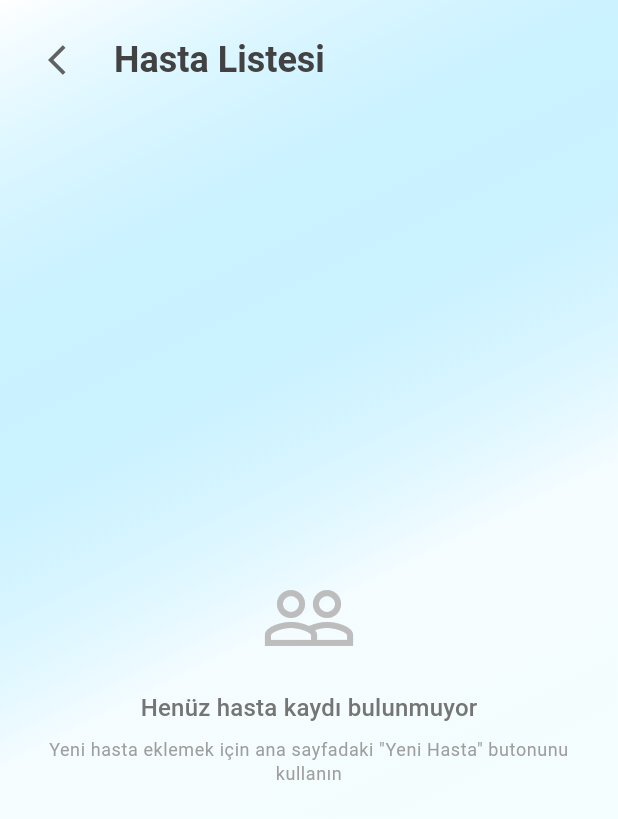
After one commit to AhmetOzgul/plasti-choose, a Flutter app: the ProfessorHomePage screen opened by its route, after a tap on "Hastalar", on a phone screen of 412 x 824 dp. The commit adds this screen. Shown: the top 819 px of the screen. Run offline on Flutter 3.47's test engine with Material 3 defaults, Android fonts, the phone set to English and light mode, and no system bars; our stand-ins replace cloud_firestore, firebase_auth, firebase_core, firebase_storage, flutter_dotenv, get_it and 2 more; accounts and stored records are empty; statements that could not run were skipped.

Commit message:
feat: patient list

```diff
--- a/lib/core/widgets/modern_snackbar.dart
+++ b/lib/core/widgets/modern_snackbar.dart
@@ -33,7 +33,6 @@ class ModernSnackBar {
         icon = Icons.warning_outlined;
         break;
       case SnackBarType.info:
-      default:
         backgroundColor = colorScheme.secondary;
         textColor = Colors.white;
         icon = Icons.info_outline;
--- a/lib/features/assistant/data/repositories/firestore_patient_repository.dart
+++ b/lib/features/assistant/data/repositories/firestore_patient_repository.dart
@@ -133,4 +133,29 @@ final class FirestorePatientRepository implements PatientRepository {
               .toList(),
         );
   }
+
+  @override
+  Future<List<Patient>> getAllPatients() async {
+    try {
+      final snapshot = await _firestore
+          .collection('patients')
+          .orderBy('createdAt', descending: true)
+          .get();
+
+      return snapshot.docs
+          .map((doc) => Patient.fromMap(doc.data(), doc.id))
+          .toList();
+    } catch (e) {
+      throw Exception('Hasta listesi alınamadı: $e');
+    }
+  }
+
+  @override
+  Future<void> deletePatient(String patientId) async {
+    try {
+      await _firestore.collection('patients').doc(patientId).delete();
+    } catch (e) {
+      throw Exception('Hasta silinemedi: $e');
+    }
+  }
 }
--- a/lib/features/assistant/domain/repositories/patient_repository.dart
+++ b/lib/features/assistant/domain/repositories/patient_repository.dart
@@ -18,4 +18,10 @@ abstract interface class PatientRepository {
 
   /// Stream of patients for a professor
   Stream<List<Patient>> getPatientsForProfessor(String professorId);
+
+  /// Gets all patients
+  Future<List<Patient>> getAllPatients();
+
+  /// Deletes a patient
+  Future<void> deletePatient(String patientId);
 }
--- a/lib/features/assistant/presentation/pages/assistant_home_page.dart
+++ b/lib/features/assistant/presentation/pages/assistant_home_page.dart
@@ -75,9 +75,7 @@ class AssistantHomePage extends StatelessWidget {
                               title: 'Hastalar',
                               subtitle: 'Hasta listesi',
                               color: secondary,
-                              onTap: () {
-                                // TODO: Navigate to patients
-                              },
+                              onTap: () => context.push('/assistant/patients'),
                             ),
                             _buildQuickAccessCard(
                               context,
--- a/lib/features/assistant/presentation/pages/new_patient_page.dart
+++ b/lib/features/assistant/presentation/pages/new_patient_page.dart
@@ -3,6 +3,7 @@ import 'dart:typed_data';
 import 'package:flutter/material.dart';
 import 'package:image_picker/image_picker.dart';
 import 'package:provider/provider.dart';
+import 'package:go_router/go_router.dart';
 import 'package:plastinder/core/widgets/gradient_button.dart';
 import 'package:plastinder/core/widgets/labeled_text_field.dart';
 import 'package:plastinder/core/widgets/error_banner.dart';
@@ -75,7 +76,7 @@ class NewPatientPage extends StatelessWidget {
             );
 
             if (success) {
-              Navigator.of(context).pop();
+              context.pop();
               ModernSnackBar.showSuccess(
                 context,
                 'Hasta başarıyla kaydedildi!',
@@ -116,7 +117,7 @@ class NewPatientPage extends StatelessWidget {
                           curve: Curves.easeOutBack,
                         ),
                       ),
-                      child: FadeTransition(opacity: animation, child: child!),
+                      child: FadeTransition(opacity: animation, child: child),
                     );
                   },
             );
--- /dev/null
+++ b/lib/features/assistant/presentation/pages/patient_list_page.dart
@@ -0,0 +1,298 @@
+import 'package:flutter/material.dart';
+import 'package:go_router/go_router.dart';
+import 'package:provider/provider.dart';
+import 'package:plastinder/features/assistant/presentation/controllers/patient_list_controller.dart';
+import 'package:plastinder/features/assistant/data/models/patient_model.dart';
+
+class PatientListPage extends StatelessWidget {
+  const PatientListPage({super.key});
+
+  @override
+  Widget build(BuildContext context) {
+    return ChangeNotifierProvider<PatientListController>(
+      create: (_) => PatientListController(context.read()),
+      child: const _PatientListPageContent(),
+    );
+  }
+}
+
+class _PatientListPageContent extends StatefulWidget {
+  const _PatientListPageContent();
+
+  @override
+  State<_PatientListPageContent> createState() =>
+      _PatientListPageContentState();
+}
+
+class _PatientListPageContentState extends State<_PatientListPageContent> {
+  late Future<List<Patient>> _patientsFuture;
+  PatientListController? _controller;
+  bool _listenerAdded = false;
+
+  @override
+  void initState() {
+    super.initState();
+    _patientsFuture = Future.value(<Patient>[]);
+  }
+
+  @override
+  void didChangeDependencies() {
+    super.didChangeDependencies();
+    if (mounted && !_listenerAdded) {
+      _controller = context.read<PatientListController>();
+      _refreshPatients();
+
+      // Listen to controller changes (only once)
+      _controller!.addListener(_refreshPatients);
+      _listenerAdded = true;
+    }
+  }
+
+  void _refreshPatients() {
+    if (mounted && _controller != null) {
+      setState(() {
+        _patientsFuture = _controller!.getAllPatients();
+      });
+    }
+  }
+
+  @override
+  void dispose() {
+    if (_listenerAdded && _controller != null) {
+      _controller!.removeListener(_refreshPatients);
+    }
+    super.dispose();
+  }
+
+  @override
+  Widget build(BuildContext context) {
+    final Color secondary = Theme.of(context).colorScheme.secondary;
+    final Color tertiary = Theme.of(context).colorScheme.tertiary;
+
+    return Scaffold(
+      body: Container(
+        decoration: BoxDecoration(
+          gradient: LinearGradient(
+            begin: Alignment.topLeft,
+            end: Alignment.bottomRight,
+            colors: [
+              Colors.white,
+              secondary.withOpacity(0.05),
+              tertiary.withOpacity(0.05),
+            ],
+          ),
+        ),
+        child: SafeArea(
+          child: Column(
+            children: [
+              Container(
+                padding: const EdgeInsets.symmetric(
+                  horizontal: 20,
+                  vertical: 16,
+                ),
+                child: Row(
+                  children: [
+                    IconButton(
+                      onPressed: () => context.pop(),
+                      icon: Icon(
+                        Icons.arrow_back_ios,
+                        color: Colors.grey.shade700,
+                      ),
+                    ),
+                    const SizedBox(width: 8),
+                    Text(
+                      'Hasta Listesi',
+                      style: Theme.of(context).textTheme.headlineSmall
+                          ?.copyWith(
+                            fontWeight: FontWeight.bold,
+                            color: Colors.grey.shade800,
+                          ),
+                    ),
+                  ],
+                ),
+              ),
+              Expanded(
+                child: Padding(
+                  padding: const EdgeInsets.symmetric(horizontal: 20),
+                  child: Column(
+                    crossAxisAlignment: CrossAxisAlignment.start,
+                    children: [
+                      Expanded(
+                        child: FutureBuilder<List<Patient>>(
+                          future: _patientsFuture,
+                          builder: (context, snapshot) {
+                            if (snapshot.connectionState ==
+                                ConnectionState.waiting) {
+                              return const Center(
+                                child: CircularProgressIndicator(),
+                              );
+                            }
+
+                            if (snapshot.hasError) {
+                              return Center(
+                                child: Column(
+                                  mainAxisAlignment: MainAxisAlignment.center,
+                                  children: [
+                                    Icon(
+                                      Icons.error_outline,
+                                      size: 64,
+                                      color: Colors.red.shade300,
+                                    ),
+                                    const SizedBox(height: 16),
+                                    Text(
+                                      'Hasta listesi yüklenirken hata oluştu',
+                                      style: Theme.of(context)
+                                          .textTheme
+                                          .titleMedium
+                                          ?.copyWith(
+                                            color: Colors.red.shade600,
+                                          ),
+                                    ),
+                                    const SizedBox(height: 8),
+                                    Text(
+                                      snapshot.error.toString(),
+                                      style: Theme.of(context)
+                                          .textTheme
+                                          .bodySmall
+                                          ?.copyWith(
+                                            color: Colors.grey.shade600,
+                                          ),
+                                      textAlign: TextAlign.center,
+                                    ),
+                                  ],
+                                ),
+                              );
+                            }
+
+                            final patients = snapshot.data ?? [];
+
+                            if (patients.isEmpty) {
+                              return Center(
+                                child: Column(
+                                  mainAxisAlignment: MainAxisAlignment.center,
+                                  children: [
+                                    Icon(
+                                      Icons.people_outline,
+                                      size: 64,
+                                      color: Colors.grey.shade400,
+                                    ),
+                                    const SizedBox(height: 16),
+                                    Text(
+                                      'Henüz hasta kaydı bulunmuyor',
+                                      style: Theme.of(context)
+                                          .textTheme
+                                          .titleMedium
+                                          ?.copyWith(
+                                            color: Colors.grey.shade600,
+                                          ),
+                                    ),
+                                    const SizedBox(height: 8),
+                                    Text(
+                                      'Yeni hasta eklemek için ana sayfadaki "Yeni Hasta" butonunu kullanın',
+                                      style: Theme.of(context)
+                                          .textTheme
+                                          .bodySmall
+                                          ?.copyWith(
+                                            color: Colors.grey.shade500,
+                                          ),
+                                      textAlign: TextAlign.center,
+                                    ),
+                                  ],
+                                ),
+                              );
+                            }
+
+                            return ListView.builder(
+                              itemCount: patients.length,
+                              itemBuilder: (context, index) {
+                                final patient = patients[index];
+                                return _buildPatientCard(
+                                  context,
+                                  patient,
+                                  secondary,
+                                  tertiary,
+                                );
+                              },
+                            );
+                          },
+                        ),
+                      ),
+                    ],
+                  ),
+                ),
+              ),
+            ],
+          ),
+        ),
+      ),
+    );
+  }
+
+  Widget _buildPatientCard(
+    BuildContext context,
+    Patient patient,
+    Color secondary,
+    Color tertiary,
+  ) {
+    return Container(
+      margin: const EdgeInsets.only(bottom: 12),
+      decoration: BoxDecoration(
+        color: Colors.white,
+        borderRadius: BorderRadius.circular(16),
+        boxShadow: [
+          BoxShadow(
+            color: secondary.withOpacity(0.1),
+            blurRadius: 8,
+            offset: const Offset(0, 4),
+          ),
+        ],
+      ),
+      child: ListTile(
+        contentPadding: const EdgeInsets.symmetric(horizontal: 20, vertical: 8),
+        leading: Container(
+          width: 50,
+          height: 50,
+          decoration: BoxDecoration(
+            color: tertiary.withOpacity(0.1),
+            borderRadius: BorderRadius.circular(12),
+          ),
+          child: Icon(Icons.person, color: tertiary, size: 24),
+        ),
+        title: Text(
+          patient.displayName,
+          style: Theme.of(context).textTheme.titleMedium?.copyWith(
+            fontWeight: FontWeight.w600,
+            color: Colors.grey.shade800,
+          ),
+        ),
+
+        trailing: Row(
+          mainAxisSize: MainAxisSize.min,
+          children: [
+            IconButton(
+              onPressed: () => context
+                  .read<PatientListController>()
+                  .showDeleteConfirmation(context, patient),
+              icon: Icon(
+                Icons.delete_outline,
+                color: Colors.red.shade400,
+                size: 20,
+              ),
+            ),
+            Icon(
+              Icons.arrow_forward_ios,
+              color: Colors.grey.shade400,
+              size: 16,
+            ),
+          ],
+        ),
+        onTap: () {
+          context.read<PatientListController>().showPatientPhotos(
+            context,
+            patient,
+          );
+        },
+      ),
+    );
+  }
+}
--- a/lib/features/professor/presentation/pages/professor_home_page.dart
+++ b/lib/features/professor/presentation/pages/professor_home_page.dart
@@ -2,6 +2,7 @@ import 'package:flutter/material.dart';
 import 'package:plastinder/features/auth/presentation/controllers/auth_controller.dart';
 import 'package:provider/provider.dart';
 import 'package:plastinder/core/widgets/custom_app_bar.dart';
+import 'package:go_router/go_router.dart';
 
 class ProfessorHomePage extends StatelessWidget {
   const ProfessorHomePage({super.key});
@@ -62,23 +63,21 @@ class ProfessorHomePage extends StatelessWidget {
                           children: [
                             _buildQuickAccessCard(
                               context,
-                              icon: Icons.people,
-                              title: 'Hastalarım',
-                              subtitle: 'Hasta yönetimi',
+                              icon: Icons.add_circle_outline,
+                              title: 'Yeni Hasta',
+                              subtitle: 'Hasta Oluştur',
                               color: tertiary,
                               onTap: () {
-                                // TODO: Navigate to patients
+                                context.push('/professor/new');
                               },
                             ),
                             _buildQuickAccessCard(
                               context,
-                              icon: Icons.calendar_today,
-                              title: 'Randevularım',
-                              subtitle: 'Program yönetimi',
+                              icon: Icons.people,
+                              title: 'Hastalar',
+                              subtitle: 'Hasta listesi',
                               color: secondary,
-                              onTap: () {
-                                // TODO: Navigate to appointments
-                              },
+                              onTap: () => context.push('/professor/patients'),
                             ),
                             _buildQuickAccessCard(
                               context,
```
Also changed, not shown: lib/app/router.dart (+13 -0 lines), lib/features/assistant/presentation/controllers/patient_list_controller.dart (added, +258 -0 lines).
